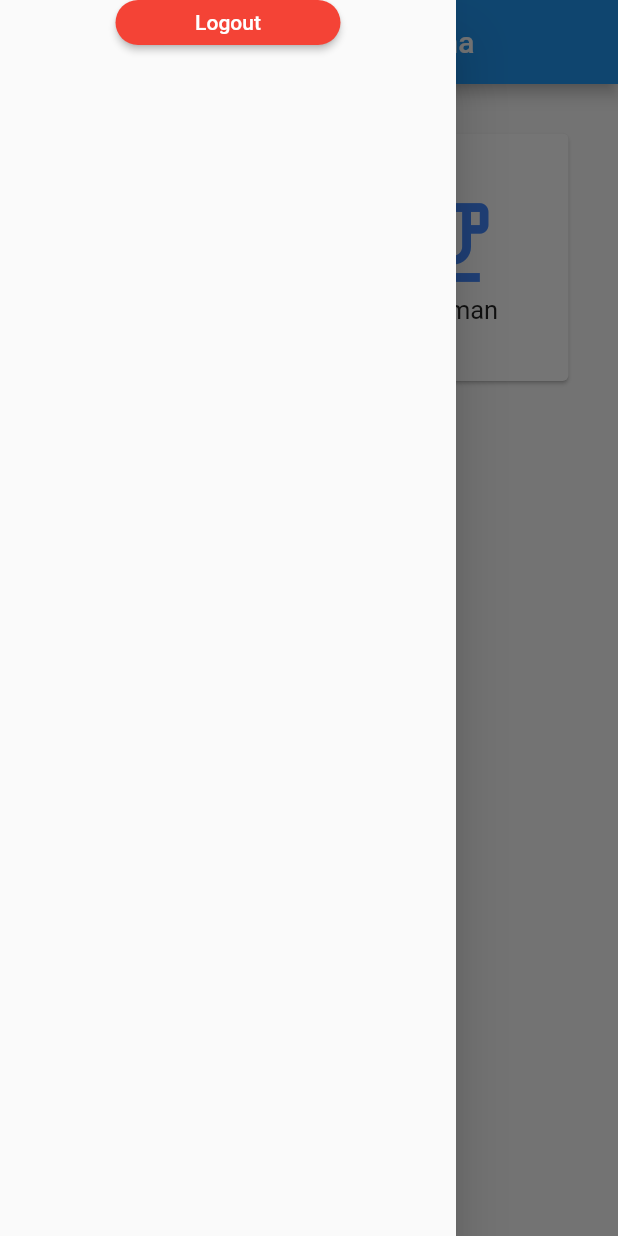
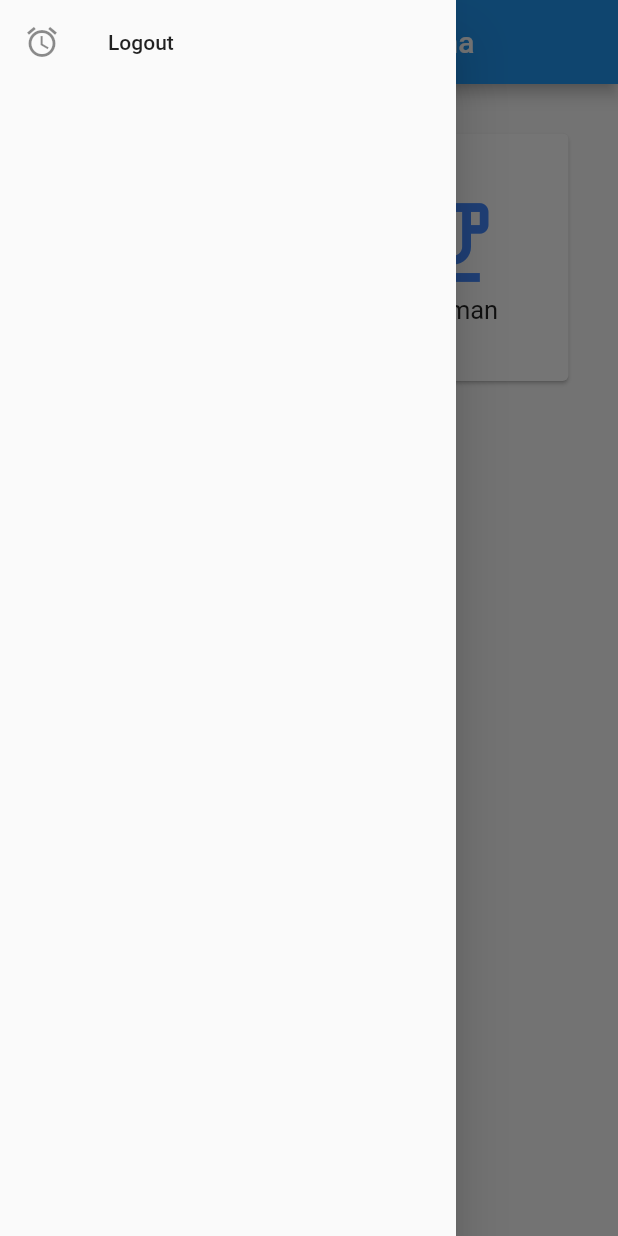
Before and after one commit to wb-aja/selection-menu, a Flutter app: the HomeScreen screen opened directly, with the side drawer open, on a phone screen of 412 x 824 dp. Run offline on Flutter 3.47's test engine with Material 2 defaults, Android fonts, the phone set to English and light mode, and no system bars; our stand-ins replace hive, hive_flutter, splashscreen; accounts and stored records are empty.

```diff
--- a/lib/home_screen.dart
+++ b/lib/home_screen.dart
@@ -81,33 +81,29 @@ class HomeScreen extends StatelessWidget {
         ),
       ),
       drawer: Drawer(
-        child: Center(
         child: Column(
-            //mainAxisAlignment: MainAxisAlignment.start,
-            children: [
-              SizedBox(
-                width: 150,
-                height: 30,
-                child: ElevatedButton(
-                  style: ElevatedButton.styleFrom(
-                    primary: Colors.red,
-                    shape: RoundedRectangleBorder(
-                      borderRadius: BorderRadius.circular(30),
-                    ),
-                  ),
-                  onPressed: () {
+          children: <Widget>[
+            ListTile(
+              leading: Icon(Icons.alarm),
+              title: Text("Logout"),
+              onTap: () {
+                // Change the applications state
                 var box = Hive.box('userBox').clear();
 
                 Navigator.of(context).pushReplacement(
                   MaterialPageRoute(builder: (_) => LoginScreen()),
                 );
               },
-                  child: Text('Logout'),
-                ),
             ),
           ],
         ),
-        ),
+
+        //child: Column(
+        //mainAxisAlignment: MainAxisAlignment.start,
+        //children: [
+
+        //],
+        // ),
       ),
     );
   }
--- a/lib/main.dart
+++ b/lib/main.dart
@@ -1,6 +1,6 @@
 import 'package:flutter/material.dart';
 import 'package:selection_menu/splash_screen.dart';
-import 'package:hive/hive.dart';
+//import 'package:hive/hive.dart';
 import 'package:hive_flutter/hive_flutter.dart';
 
 void main() async {
```
Also changed, not shown: 1 other file. Lines whose indentation alone changed are shown as unchanged.
